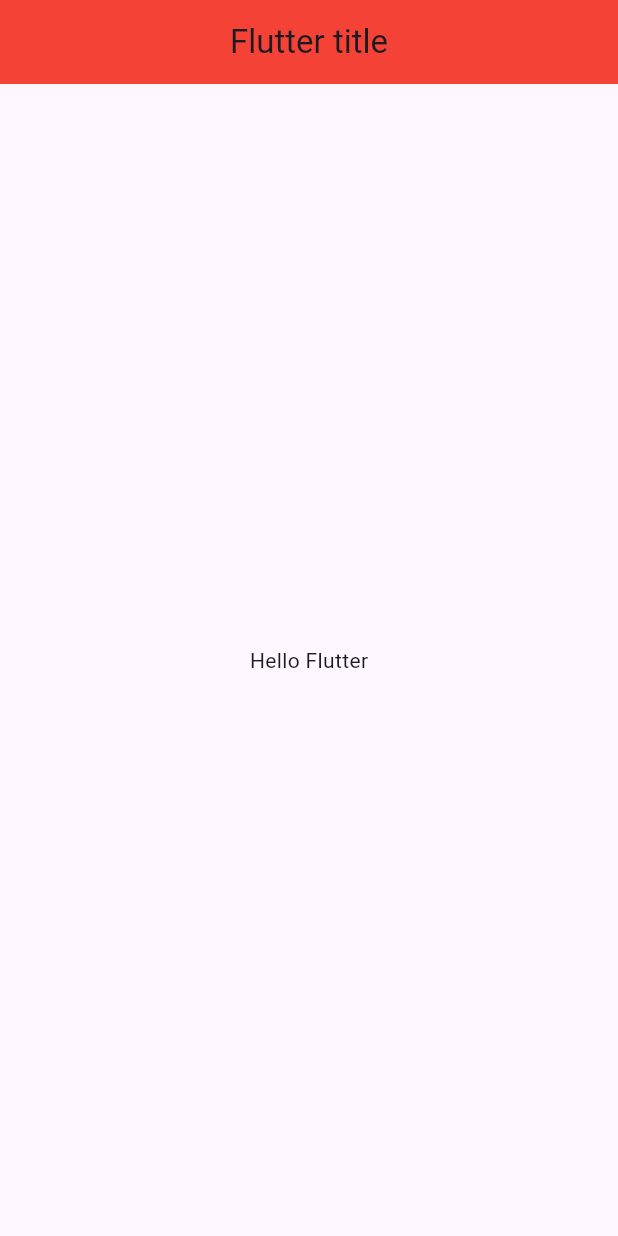
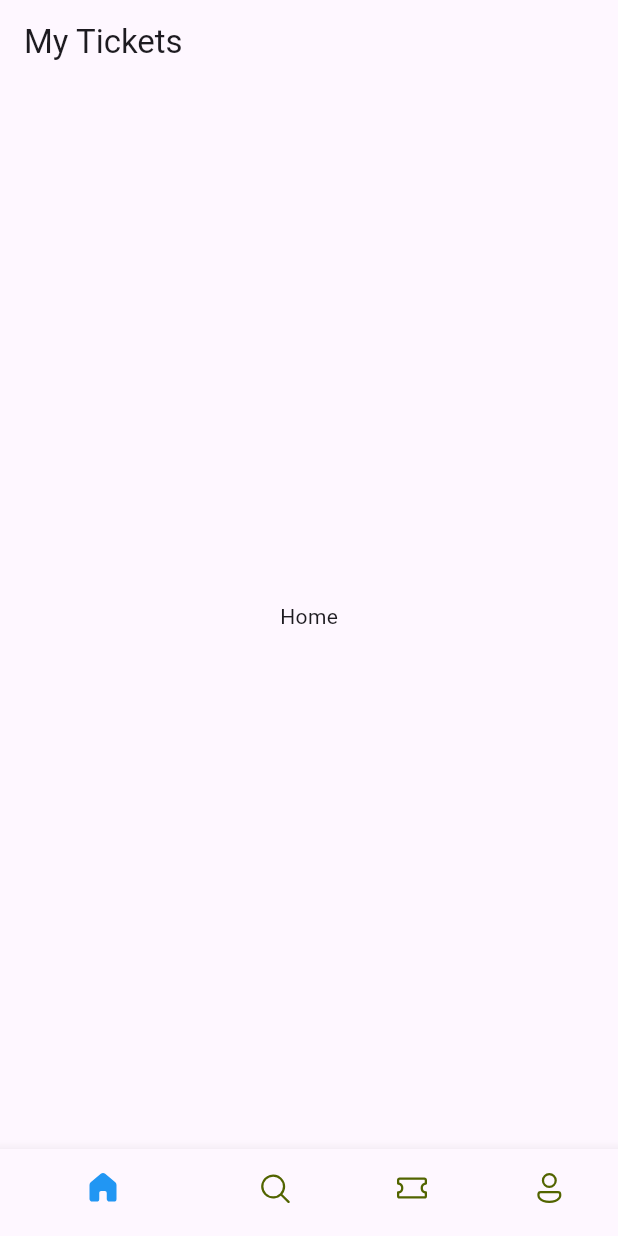
Before and after one commit to eyassud/ticket_app, a Flutter app: the screen it shows after launch, on a phone screen of 412 x 824 dp. Run offline on Flutter 3.47's test engine with Material 3 defaults, Android fonts, the phone set to English and light mode, and no system bars; our stand-ins replace fluentui_icons.

Commit message:
Section 7 completed.

```diff
--- a/lib/base/bottom_nav_bar.dart
+++ b/lib/base/bottom_nav_bar.dart
@@ -0,0 +1,59 @@
+import 'package:fluentui_icons/fluentui_icons.dart';
+import 'package:flutter/material.dart';
+
+class BottomNavBar extends StatefulWidget {
+  const BottomNavBar({super.key});
+
+  @override
+  State<BottomNavBar> createState() => _BottomNavBarState();
+}
+
+class _BottomNavBarState extends State<BottomNavBar> {
+  final appScreens = [
+    const Center(child: Text("Home")),
+    const Center(child: Text("Search")),
+    const Center(child: Text("Tickets")),
+    const Center(child: Text("Profile"))
+  ];
+
+  int _selectedIndex = 0;
+  void _onItemTapped(int index) {
+    setState(() {
+      _selectedIndex = index;
+    });
+  }
+
+  @override
+  Widget build(BuildContext context) {
+    return Scaffold(
+      appBar: AppBar(
+        title: const Text("My Tickets"),
+      ),
+      body: appScreens[_selectedIndex],
+      bottomNavigationBar: BottomNavigationBar(
+          currentIndex: _selectedIndex,
+          onTap: _onItemTapped,
+          selectedItemColor: Colors.blue,
+          unselectedItemColor: const Color(0xFF526400),
+          showSelectedLabels: false,
+          items: const [
+            BottomNavigationBarItem(
+                icon: Icon(FluentSystemIcons.ic_fluent_home_regular),
+                label: "Home",
+                activeIcon: Icon(FluentSystemIcons.ic_fluent_home_filled)),
+            BottomNavigationBarItem(
+                icon: Icon(FluentSystemIcons.ic_fluent_search_regular),
+                label: "Search",
+                activeIcon: Icon(FluentSystemIcons.ic_fluent_search_filled)),
+            BottomNavigationBarItem(
+                icon: Icon(FluentSystemIcons.ic_fluent_ticket_regular),
+                label: "Tickets",
+                activeIcon: Icon(FluentSystemIcons.ic_fluent_ticket_filled)),
+            BottomNavigationBarItem(
+                icon: Icon(FluentSystemIcons.ic_fluent_person_regular),
+                label: "Profile",
+                activeIcon: Icon(FluentSystemIcons.ic_fluent_person_filled)),
+          ]),
+    );
+  }
+}
--- a/lib/main.dart
+++ b/lib/main.dart
@@ -1,4 +1,5 @@
 import 'package:flutter/material.dart';
+import 'package:ticket_app/base/bottom_nav_bar.dart';
 
 void main() {
   runApp(const MyApp());
@@ -9,16 +10,8 @@ class MyApp extends StatelessWidget {
 
   @override
   Widget build(BuildContext context) {
-    return MaterialApp(
-      title: 'Flutter Demo',
-      theme: ThemeData(),
-      home: Scaffold(
-          appBar: AppBar(
-            backgroundColor: Colors.red,
-            title: const Text("Flutter title"),
-            centerTitle: true,
-          ),
-          body: const Center(child: Text('Hello Flutter'))),
+    return const MaterialApp(
+      home: BottomNavBar(),
     );
   }
 }
--- a/pubspec.yaml
+++ b/pubspec.yaml
@@ -35,6 +35,7 @@ dependencies:
   # The following adds the Cupertino Icons font to your application.
   # Use with the CupertinoIcons class for iOS style icons.
   cupertino_icons: ^1.0.8
+  fluentui_icons: ^1.0.0
 
 dev_dependencies:
   flutter_test:
```
Also changed, not shown: pubspec.lock.
